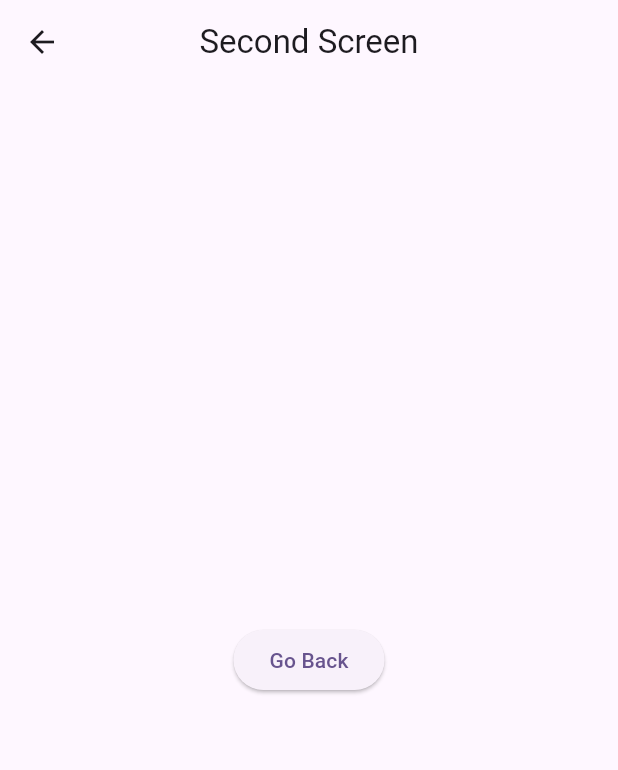
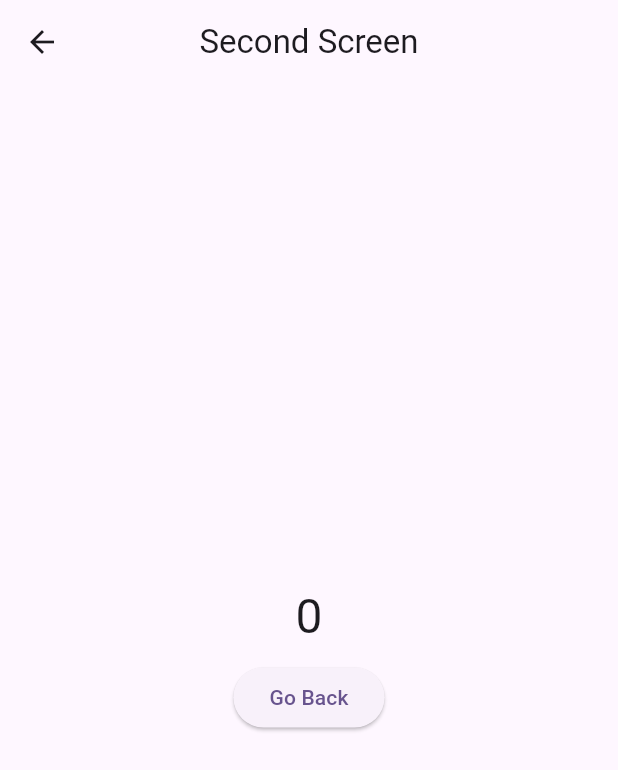
Before and after one commit to ParveshPrimotech/GetXEample, a Flutter app: the screen it shows after launch, after a tap on "Open Second Screen", on a phone screen of 412 x 824 dp. Shown: the top 770 px of the screen. Run offline on Flutter 3.47's test engine with Material 2 defaults, Android fonts, the phone set to English and light mode, and no system bars; our stand-ins replace get.

Commit message:
Passing arguments from one screen to another

```diff
--- a/lib/screens/HomeScreen.dart
+++ b/lib/screens/HomeScreen.dart
@@ -23,20 +23,25 @@ class HomeScreen extends StatelessWidget {
             mainAxisAlignment: MainAxisAlignment.center,
             crossAxisAlignment: CrossAxisAlignment.center,
             children: [
-              ElevatedButton(onPressed: ()=> {
-                Get.toNamed(AppRoutes.secondScreen)
-              },
-              child: const Text(
-                "Open Second Screen"
-              )
+              Obx(
+                  () => Text(
+                      '${controller.count.value}',
+                      style: Theme.of(context).textTheme.headlineLarge,
+                  ),
               ),
               const SizedBox(height: 10),
-              Obx(
-                    () => Text(
-                  '${controller.count.value}',
-                  style: Theme.of(context).textTheme.headlineLarge,
-                ),
-              )
+              ElevatedButton(onPressed: ()=> {
+                  Get.toNamed(
+                      AppRoutes.secondScreen,
+                    arguments: {
+                        "count": '${controller.count.value}'
+                    }
+                  )
+                },
+                child: const Text(
+                  "Open Second Screen"
+                )
+              ),
             ],
           ),
         ),
--- a/lib/screens/SecondScreen.dart
+++ b/lib/screens/SecondScreen.dart
@@ -8,20 +8,37 @@ class SecondScreen extends StatelessWidget {
 
   @override
   Widget build(BuildContext context) {
+    // In the details route
+    final args = Get.arguments;
+    final count = args['count'];
+
     return Scaffold(
         appBar: const MainAppBar(
           title: "Second Screen",
         ),
-      body: Center(
-        child:ElevatedButton(
+        body: SizedBox(
+            height: double.infinity,
+            width: double.infinity,
+            child: Column(
+                mainAxisAlignment: MainAxisAlignment.center,
+                crossAxisAlignment: CrossAxisAlignment.center,
+                children: [
+                  Text(
+                    '$count',
+                    style: Theme.of(context).textTheme.headlineLarge,
+                  ),
+                  const SizedBox(height: 10),
+                  ElevatedButton(
                       onPressed: ()=> {
                         Get.back()
                       },
                       child: const Text(
                           "Go Back"
                       )
+                  )
+                ]
             ),
-      ),
+        )
     );
   }
 }
--- a/lib/utils/routes/AppRoutes.dart
+++ b/lib/utils/routes/AppRoutes.dart
@@ -10,18 +10,16 @@ class AppRoutes {
 
   static final List<GetPage> routes = [
     _createPage(home, const HomeScreen()),
-    _createPage(secondScreen,const SecondScreen())
+    _createPage(secondScreen, const SecondScreen())
   ];
 
   static GetPage _createPage(
       String name,
       Widget widget,
-      {Object? arguments}
   ){
     return GetPage(
         name: name,
         page: () => widget,
-        arguments: arguments
     );
   }
 }
```
Lines whose indentation alone changed are shown as unchanged.
